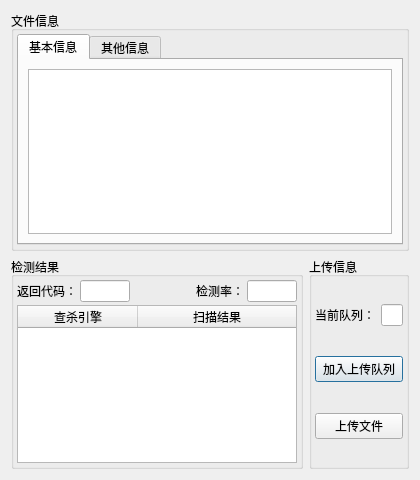
Qt form uissma/UILib/upload_file.ui (zengrx/S.M.A.R.T) before a commit.
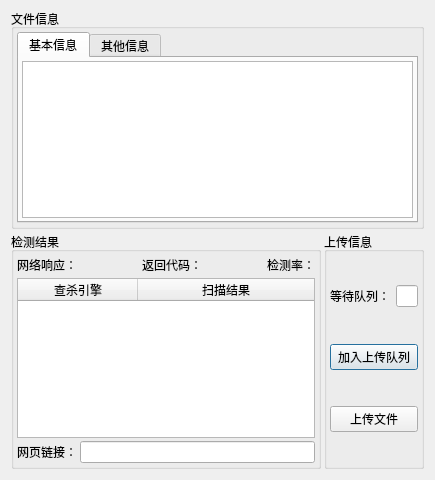
The same form after that commit.

```diff
--- a/uissma/UILib/upload_file.ui
+++ b/uissma/UILib/upload_file.ui
@@ -6,19 +6,19 @@
    <rect>
     <x>0</x>
     <y>0</y>
-    <width>420</width>
+    <width>435</width>
     <height>480</height>
    </rect>
   </property>
   <property name="sizePolicy">
-   <sizepolicy hsizetype="Fixed" vsizetype="Fixed">
+   <sizepolicy hsizetype="Preferred" vsizetype="Fixed">
     <horstretch>0</horstretch>
     <verstretch>0</verstretch>
    </sizepolicy>
   </property>
   <property name="maximumSize">
    <size>
-    <width>420</width>
+    <width>16777215</width>
     <height>480</height>
    </size>
   </property>
@@ -26,18 +26,24 @@
    <string>上传样本</string>
   </property>
   <layout class="QVBoxLayout" name="verticalLayout">
+   <property name="spacing">
+    <number>3</number>
+   </property>
+   <property name="topMargin">
+    <number>9</number>
+   </property>
    <item>
     <widget class="QGroupBox" name="groupBox">
      <property name="minimumSize">
       <size>
        <width>0</width>
-       <height>240</height>
+       <height>220</height>
       </size>
      </property>
      <property name="maximumSize">
       <size>
        <width>16777215</width>
-       <height>240</height>
+       <height>220</height>
       </size>
      </property>
      <property name="title">
@@ -66,6 +72,18 @@
           <string>基本信息</string>
          </attribute>
          <layout class="QVBoxLayout" name="verticalLayout_4">
+          <property name="leftMargin">
+           <number>3</number>
+          </property>
+          <property name="topMargin">
+           <number>3</number>
+          </property>
+          <property name="rightMargin">
+           <number>3</number>
+          </property>
+          <property name="bottomMargin">
+           <number>3</number>
+          </property>
           <item>
            <widget class="QListWidget" name="listWidget"/>
           </item>
@@ -114,20 +132,30 @@
           <item>
            <widget class="QLabel" name="label_4">
             <property name="text">
+             <string>网络响应：</string>
+            </property>
+           </widget>
+          </item>
+          <item>
+           <spacer name="horizontalSpacer_2">
+            <property name="orientation">
+             <enum>Qt::Horizontal</enum>
+            </property>
+            <property name="sizeHint" stdset="0">
+             <size>
+              <width>40</width>
+              <height>20</height>
+             </size>
+            </property>
+           </spacer>
+          </item>
+          <item>
+           <widget class="QLabel" name="label_5">
+            <property name="text">
              <string>返回代码：</string>
             </property>
            </widget>
           </item>
-          <item>
-           <widget class="QLineEdit" name="LE_Rsep">
-            <property name="maximumSize">
-             <size>
-              <width>50</width>
-              <height>16777215</height>
-             </size>
-            </property>
-           </widget>
-          </item>
           <item>
            <spacer name="horizontalSpacer">
             <property name="orientation">
@@ -148,16 +176,6 @@
             </property>
            </widget>
           </item>
-          <item>
-           <widget class="QLineEdit" name="LE_DeteRate">
-            <property name="maximumSize">
-             <size>
-              <width>50</width>
-              <height>16777215</height>
-             </size>
-            </property>
-           </widget>
-          </item>
          </layout>
         </item>
         <item>
@@ -180,6 +198,20 @@
           </column>
          </widget>
         </item>
+        <item>
+         <layout class="QHBoxLayout" name="horizontalLayout_4">
+          <item>
+           <widget class="QLabel" name="label_2">
+            <property name="text">
+             <string>网页链接：</string>
+            </property>
+           </widget>
+          </item>
+          <item>
+           <widget class="QLineEdit" name="LE_URL"/>
+          </item>
+         </layout>
+        </item>
        </layout>
       </widget>
      </item>
@@ -237,7 +269,7 @@
           <item>
            <widget class="QLabel" name="label_3">
             <property name="text">
-             <string>当前队列：</string>
+             <string>等待队列：</string>
             </property>
            </widget>
           </item>
```
Left out of the diff: 10 changed lines with no effect on the pictures.
